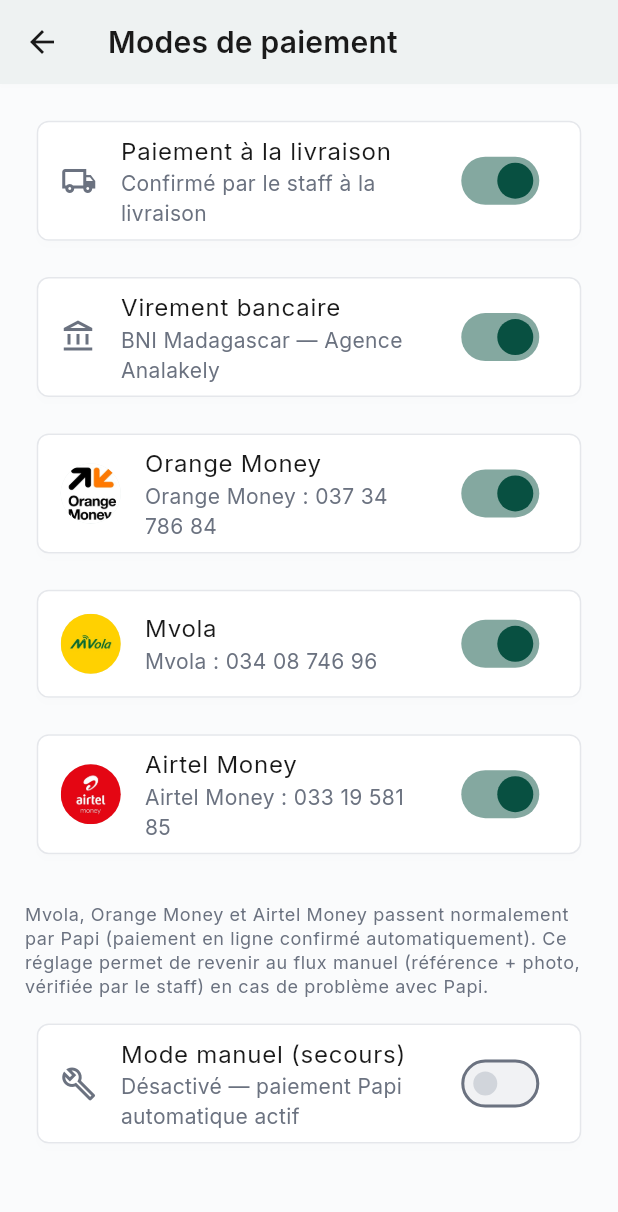
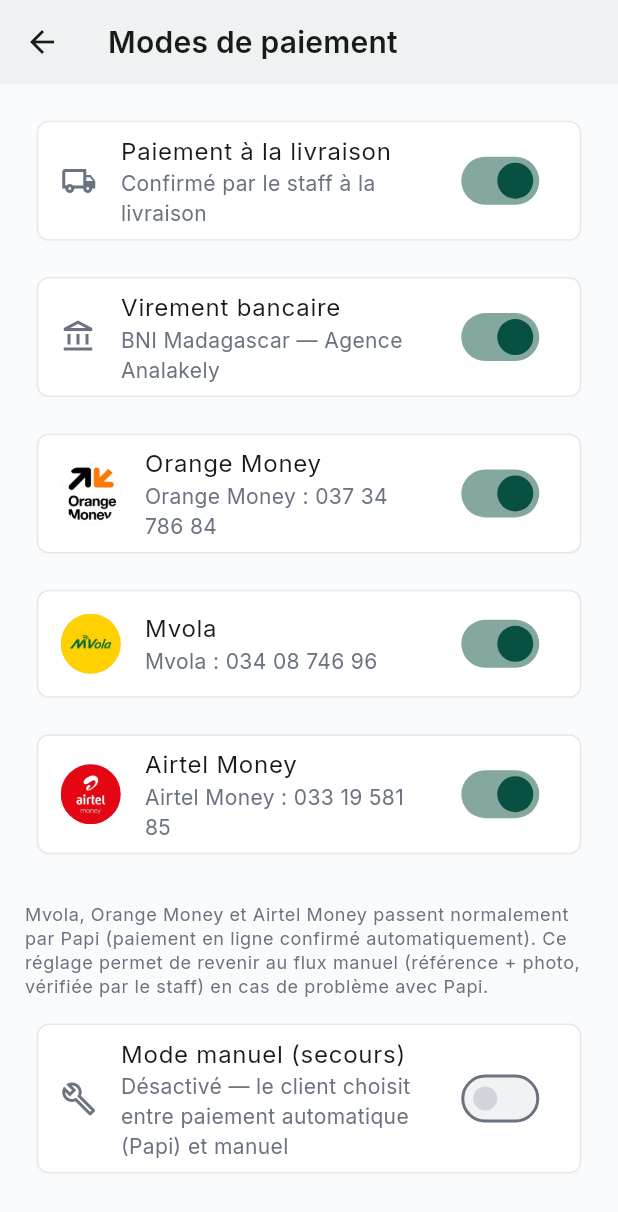
Before and after one commit to Anju-codermad/AkoraHub-app, a Flutter app: the PaymentMethodsManagement screen opened directly, on a phone screen of 412 x 824 dp. Shown: the top 1212 px of the screen. Run offline on Flutter 3.47's test engine with Material 3 defaults, Android fonts, the phone set to English and light mode, and no system bars; our stand-ins replace audioplayers, cached_network_image, connectivity_plus, file_picker, firebase_core, firebase_messaging and 19 more; missing offline and left inert: agora_rtc_engine, mobile_scanner, record; accounts and stored records are empty.

Commit message:
Propose Papi (auto) et manuel en même temps au checkout, choix du client
Mvola/Orange Money/Airtel Money affichaient l'un OU l'autre selon un
réglage Admin global (manuel_fallback). Le client choisit désormais
lui-même entre paiement automatique en ligne et paiement manuel
(référence + preuve), via deux puces de sélection. Le réglage Admin
devient un secours d'urgence (force le manuel pour tout le monde, ex:
Papi en panne) plutôt que le fonctionnement par défaut.

Vérifié au passage : frais de livraison et grille de frais de retrait
Mvola déjà corrects, aucun changement nécessaire.

Co-Authored-By: Claude Sonnet 5 <noreply@anthropic.com>
Claude-Session: https://claude.ai/code/session_01MsZEpdoRZH4Qopd3mYijHi

```diff
--- a/lib/presentation/payment_methods_management/payment_methods_management.dart
+++ b/lib/presentation/payment_methods_management/payment_methods_management.dart
@@ -154,8 +154,8 @@ class _PaymentMethodsManagementState extends State<PaymentMethodsManagement> {
                     title: const Text('Mode manuel (secours)'),
                     subtitle: Text(
                       _manualFallback
-                          ? 'Activé — Papi désactivé, vérification manuelle'
-                          : 'Désactivé — paiement Papi automatique actif',
+                          ? 'Activé — Papi désactivé pour tous, vérification manuelle imposée (ex: Papi en panne)'
+                          : 'Désactivé — le client choisit entre paiement automatique (Papi) et manuel',
                     ),
                     trailing: _manualFallbackPending
                         ? const SizedBox(
```
Also changed, not shown: lib/presentation/client_home/cart_tab.dart (+39 -10 lines), 1 other file.
